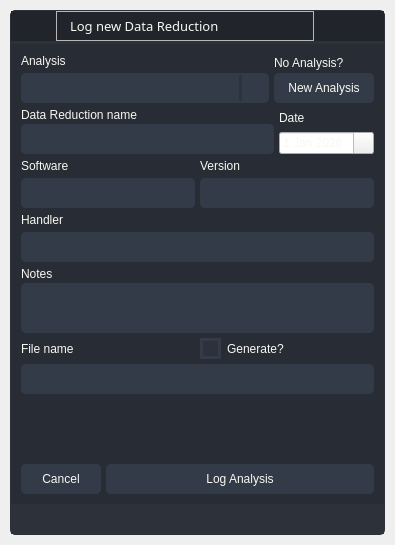
This is src/app/ui/qt/reductionwindow.ui in AIR-G-UFOP/Saturn-SampleLog as Qt 5 draws it before an edit. The edited form follows.
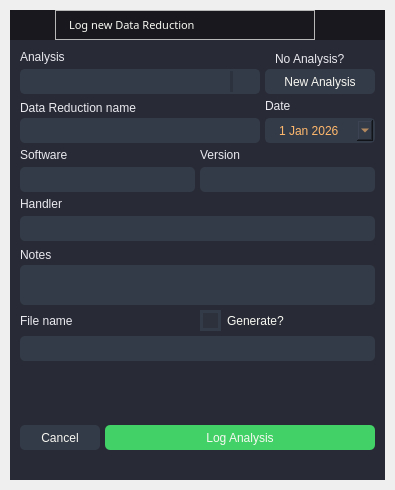
This is the edited form. Icons and pictures are not drawn.

What changed in the file:
```diff
--- a/src/app/ui/qt/reductionwindow.ui
+++ b/src/app/ui/qt/reductionwindow.ui
@@ -7,13 +7,19 @@
     <x>0</x>
     <y>0</y>
     <width>395</width>
-    <height>545</height>
+    <height>490</height>
    </rect>
   </property>
+  <property name="minimumSize">
+   <size>
+    <width>0</width>
+    <height>0</height>
+   </size>
+  </property>
   <property name="maximumSize">
    <size>
-    <width>600</width>
-    <height>600</height>
+    <width>450</width>
+    <height>490</height>
    </size>
   </property>
   <property name="windowTitle">
@@ -22,46 +28,24 @@
   <widget class="QWidget" name="stylesheet">
    <property name="styleSheet">
     <string notr="true">QWidget{
-	color:#f8f8f2;
-	font: 10pt &quot;AbrilTitlingNarrowW04-Bold&quot;;
-}
-/* Tooltip */
-QToolTip {
-	color: #ffffff;
-	background-color: rgba(33, 37, 43, 180);
-	border: 1px solid rgb(44, 49, 58);
-	background-image: none;
-	background-position: left center;
-	background-repeat: no-repeat;
-	border: none;
-	border-left: 2px solid #ff5555;
-	text-align: left;
-	padding-left: 8px;
-	margin: 0px;
+	color: #F8F8F2;
+	font: 8pt &quot;Inter 24pt Medium&quot;;
 }
 /* Bg App */
 #bgApp {	
-	background-color: rgb(40, 44, 52);
-	border: 1px solid rgb(44, 49, 58);
-	border-radius: 5px;	
+	background-color: #282A36;
+}
+#contentTopBg {
+	background-color: #19181f;
 }
 #topLogo {
-	background-color: rgb(33, 37, 43);
-	background-image: url(:/imagem/images/saturn_logo2.png);
+	background-image: url(:/imagem/images/saturn_logo.png);
 	background-position: centered;
 	background-repeat: no-repeat;
 }
 #titleRightInfo { 
 	padding-left: 10px;
-	font: 10pt &quot;AbrilTitlingNarrowW04-Bold&quot;;
  }
-/* Content App */
-#contentTopBg{	
-	background-color: rgb(33, 37, 43);
-}
-#contentBottom{
-	border-top: 3px solid rgb(44, 49, 58);
-}
 /* Top Buttons */
 #rightButtons .QPushButton { background-color: rgba(255, 255, 255, 0); border: none;  border-radius: 5px; }
 #rightButtons .QPushButton:hover { background-color: rgb(44, 49, 57); border-style: solid; border-radius: 4px; }
@@ -70,7 +54,7 @@
 #closeAppBtn:hover{ background-color:#ff5555;}
 #closeAppBtn:pressed { background-color:rgb(193, 64, 64); border-style: solid; border-radius: 5px;}
 /* Bottom Bar */
-#bottomBar { background-color: rgb(44, 49, 58); }
+#bottomBar { background-color: #282A36; }
 #bottomBar QLabel { font-size: 10px; color: rgb(113, 126, 149);}
 #bottomBar .QProgressBar {
 	border-radius: 5px;
@@ -84,10 +68,10 @@
     border-radius: 5px;
 }
 /*Button */
-#btn_loguser {
+#btn_logReduction {
 	border-radius: 5px;	
-	background-color:#50FA7B;
-	color: rgb(33, 37, 43);
+	border: none;
+	background-color: rgb(66, 209, 102);
 }
 #btn_loguser:hover {
 	border: 2px solid rgb(61, 70, 86);
@@ -95,16 +79,27 @@
 #btn_loguser:pressed {
 	border: 2px solid #50FA7B;
 }
-QPushButton {
+#btn_cancel {
 	border-radius: 5px;	
+	border: none;
 	background-color: rgb(52, 59, 72);
-	color: #F8F8F2;
 }
 QPushButton:hover {
 	border: 2px solid rgb(61, 70, 86);
 }
-QPushButton:pressed {
-	border: 2px solid  rgb(52, 59, 72);
+#btn_cancel:pressed {
+	background-color: rgb(52, 59, 72);
+}
+#btn_addAnalysis {
+	border-radius: 5px;	
+	border: none;
+	background-color: rgb(52, 59, 72);
+}
+#btn_addAnalysis::hover {
+	background-color: rgb(61, 70, 86);
+}
+#btn_addAnalysis::pressed {
+	background-color: rgb(52, 59, 72);
 }
 
 /*LineEdit */
@@ -141,7 +136,8 @@
 
 /*QLabel */
 #content .QLabel {
-	color: #F8F8F2
+	color: #EAEAF0;
+	font: 8pt &quot;Inter 24pt Medium&quot;;
 }
 
 /*ComboBox */
@@ -192,7 +188,39 @@
     background: 3px solid rgb(52, 59, 72);
 	border: 3px solid rgb(52, 59, 72);	
 	background-image: url(:/icons/icons/cil-check-alt.png);
-}</string>
+}
+QDateEdit{
+	background-color: rgb(52, 59, 72);
+	border-radius: 5px;
+	border: 2px solid rgb(52, 59, 72);
+	padding: 5px;
+	padding-left: 10px;
+	color: #ffb86c;
+}
+QDateEdit:hover{
+	border: 2px solid rgb(64, 71, 88);
+}
+QDateEdit::drop-down {
+	subcontrol-origin: padding;
+	subcontrol-position: top right;
+	width: 25px; 
+	border-left-width: 3px;
+	border-left-color: rgba(39, 44, 54, 150);
+	border-left-style: solid;
+	border-top-right-radius: 3px;
+	border-bottom-right-radius: 3px;	
+	background-image: url(:/icons/icons/cil-arrow-drop-down.png);
+	background-position: center;
+	background-repeat: no-reperat;
+ }
+QDateEdit QAbstractItemView {
+	/*color: rgb(255, 121, 198);*/
+	color: #ff5555;	
+	background-color: rgb(33, 37, 43);
+	padding: 10px;
+	selection-background-color: rgb(39, 44, 54);
+}
+</string>
    </property>
    <layout class="QVBoxLayout" name="shadow">
     <property name="spacing">
@@ -402,8 +430,8 @@
                     <widget class="QLabel" name="titleRightInfo">
                      <property name="font">
                       <font>
-                       <family>AbrilTitlingNarrowW04-Bold</family>
-                       <pointsize>10</pointsize>
+                       <family>Inter 24pt Medium</family>
+                       <pointsize>8</pointsize>
                        <weight>50</weight>
                        <italic>false</italic>
                        <bold>false</bold>
@@ -607,7 +635,13 @@
                         <property name="minimumSize">
                          <size>
                           <width>0</width>
-                          <height>30</height>
+                          <height>25</height>
+                         </size>
+                        </property>
+                        <property name="maximumSize">
+                         <size>
+                          <width>16777215</width>
+                          <height>25</height>
                          </size>
                         </property>
                         <property name="cursor">
@@ -647,14 +681,14 @@
                      <widget class="QPushButton" name="btn_addAnalysis">
                       <property name="minimumSize">
                        <size>
-                        <width>100</width>
-                        <height>30</height>
+                        <width>110</width>
+                        <height>25</height>
                        </size>
                       </property>
                       <property name="maximumSize">
                        <size>
                         <width>100</width>
-                        <height>16777215</height>
+                        <height>25</height>
                        </size>
                       </property>
                       <property name="cursor">
@@ -694,7 +728,7 @@
                       <property name="minimumSize">
                        <size>
                         <width>0</width>
-                        <height>30</height>
+                        <height>25</height>
                        </size>
                       </property>
                      </widget>
@@ -712,6 +746,21 @@
                     </item>
                     <item>
                      <widget class="QDateEdit" name="date">
+                      <property name="minimumSize">
+                       <size>
+                        <width>110</width>
+                        <height>25</height>
+                       </size>
+                      </property>
+                      <property name="maximumSize">
+                       <size>
+                        <width>16777215</width>
+                        <height>25</height>
+                       </size>
+                      </property>
+                      <property name="cursor">
+                       <cursorShape>PointingHandCursor</cursorShape>
+                      </property>
                       <property name="minimumDate">
                        <date>
                         <year>2026</year>
@@ -744,7 +793,13 @@
                       <property name="minimumSize">
                        <size>
                         <width>0</width>
-                        <height>30</height>
+                        <height>25</height>
+                       </size>
+                      </property>
+                      <property name="maximumSize">
+                       <size>
+                        <width>16777215</width>
+                        <height>25</height>
                        </size>
                       </property>
                      </widget>
@@ -765,7 +820,7 @@
                       <property name="minimumSize">
                        <size>
                         <width>0</width>
-                        <height>30</height>
+                        <height>25</height>
                        </size>
                       </property>
                      </widget>
@@ -788,7 +843,7 @@
                     <property name="minimumSize">
                      <size>
                       <width>0</width>
-                      <height>30</height>
+                      <height>25</height>
                      </size>
                     </property>
                    </widget>
@@ -818,13 +873,13 @@
                     <property name="minimumSize">
                      <size>
                       <width>0</width>
-                      <height>50</height>
+                      <height>40</height>
                      </size>
                     </property>
                     <property name="maximumSize">
                      <size>
                       <width>16777215</width>
-                      <height>50</height>
+                      <height>40</height>
                      </size>
                     </property>
                     <property name="cursor" stdset="0">
@@ -862,7 +917,7 @@
                     <property name="minimumSize">
                      <size>
                       <width>0</width>
-                      <height>30</height>
+                      <height>25</height>
                      </size>
                     </property>
                    </widget>
@@ -889,7 +944,7 @@
                     <property name="minimumSize">
                      <size>
                       <width>0</width>
-                      <height>30</height>
+                      <height>25</height>
                      </size>
                     </property>
                     <property name="maximumSize">
@@ -911,7 +966,7 @@
                     <property name="minimumSize">
                      <size>
                       <width>0</width>
-                      <height>30</height>
+                      <height>25</height>
                      </size>
                     </property>
                     <property name="cursor">
@@ -932,13 +987,13 @@
                <property name="minimumSize">
                 <size>
                  <width>0</width>
-                 <height>30</height>
+                 <height>20</height>
                 </size>
                </property>
                <property name="maximumSize">
                 <size>
                  <width>16777215</width>
-                 <height>30</height>
+                 <height>20</height>
                 </size>
                </property>
                <property name="frameShape">
```
Left out of the diff: 12 changed lines with no effect on the pictures.
